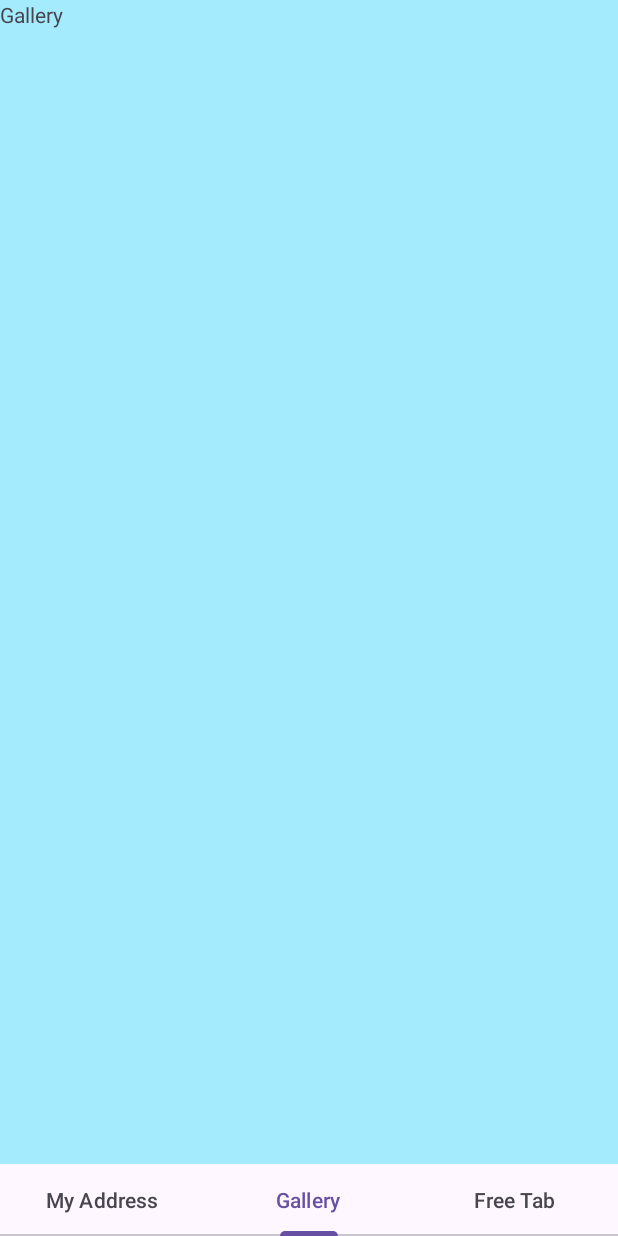
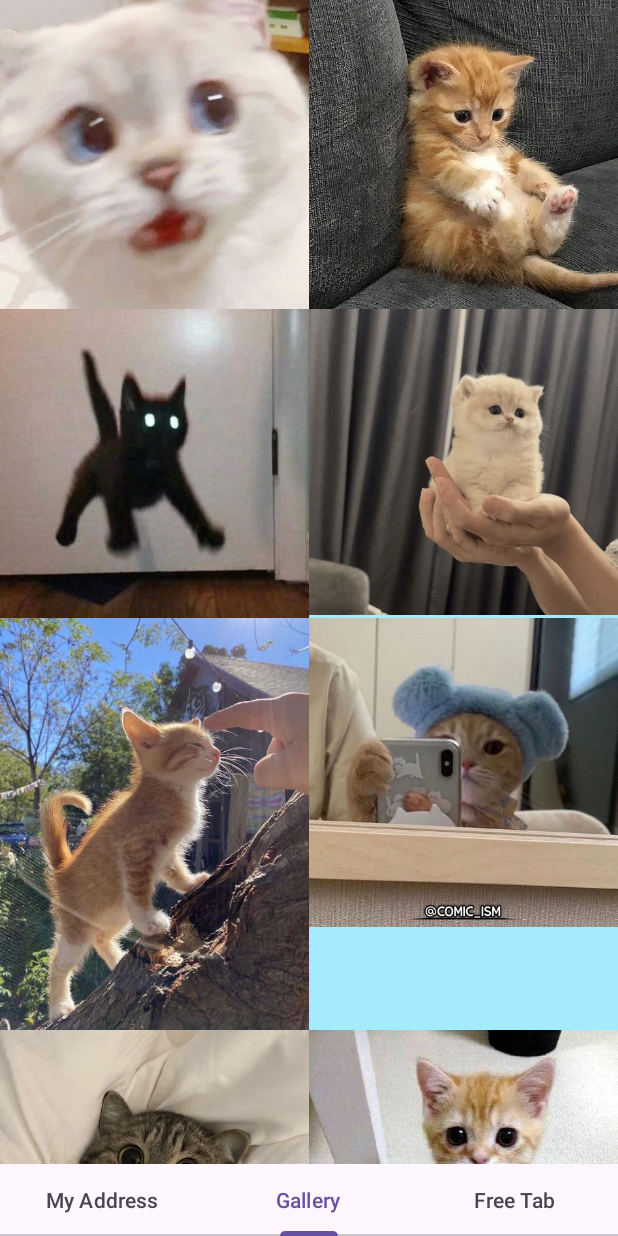
Before and after one commit to hyo-4/madcamp_week01, an Android app: the screen it shows after launch (MainActivity), item 2 of the bottom bar chosen, on a phone screen of 412 x 824 dp. Run offline under Robolectric (Android 15) with nearby library versions, the phone set to English and light mode, and no system bars.

Commit message:
gallery 추가2

```diff
--- a/app/build.gradle.kts
+++ b/app/build.gradle.kts
@@ -48,4 +48,5 @@ dependencies {
     testImplementation("junit:junit:4.13.2")
     androidTestImplementation("androidx.test.ext:junit:1.1.5")
     androidTestImplementation("androidx.test.espresso:espresso-core:3.5.1")
+    implementation("com.github.bumptech.glide:glide:4.11.0")
 }
--- a/app/src/main/java/com/example/madcamp_week01/Gallery.kt
+++ b/app/src/main/java/com/example/madcamp_week01/Gallery.kt
@@ -5,55 +5,29 @@ import androidx.fragment.app.Fragment
 import android.view.LayoutInflater
 import android.view.View
 import android.view.ViewGroup
+import androidx.recyclerview.widget.GridLayoutManager
+import androidx.recyclerview.widget.RecyclerView
 
 // TODO: Rename parameter arguments, choose names that match
 // the fragment initialization parameters, e.g. ARG_ITEM_NUMBER
-private const val ARG_PARAM1 = "param1"
-private const val ARG_PARAM2 = "param2"
 
-/**
- * A simple [Fragment] subclass.
- * Use the [Gallery.newInstance] factory method to
- * create an instance of this fragment.
- */
 class Gallery : Fragment() {
-    // TODO: Rename and change types of parameters
-    private var param1: String? = null
-    private var param2: String? = null
 
-    override fun onCreate(savedInstanceState: Bundle?) {
-        super.onCreate(savedInstanceState)
-        arguments?.let {
-            param1 = it.getString(ARG_PARAM1)
-            param2 = it.getString(ARG_PARAM2)
-        }
-    }
+    val imageList = listOf(R.drawable.img1, R.drawable.img2,R.drawable.img3,R.drawable.img4,R.drawable.img5,R.drawable.img6,R.drawable.img7,R.drawable.img8,R.drawable.img9,R.drawable.img10)
 
     override fun onCreateView(
         inflater: LayoutInflater, container: ViewGroup?,
         savedInstanceState: Bundle?
     ): View? {
         // Inflate the layout for this fragment
-        return inflater.inflate(R.layout.fragment_gallery, container, false)
+        val view = inflater.inflate(R.layout.fragment_gallery, container, false)
+        val recyclerView: RecyclerView = view.findViewById(R.id.recyclerView)
+        recyclerView.layoutManager = GridLayoutManager(requireContext(), 2)
+
+        val adapter = GalleryAdapter(imageList)
+        recyclerView.adapter = adapter
+
+        return view
     }
 
-    companion object {
-        /**
-         * Use this factory method to create a new instance of
-         * this fragment using the provided parameters.
-         *
-         * @param param1 Parameter 1.
-         * @param param2 Parameter 2.
-         * @return A new instance of fragment Gallery.
-         */
-        // TODO: Rename and change types and number of parameters
-        @JvmStatic
-        fun newInstance(param1: String, param2: String) =
-            Gallery().apply {
-                arguments = Bundle().apply {
-                    putString(ARG_PARAM1, param1)
-                    putString(ARG_PARAM2, param2)
-                }
-            }
-    }
 }
--- a/app/src/main/java/com/example/madcamp_week01/GalleryAdapter.kt
+++ b/app/src/main/java/com/example/madcamp_week01/GalleryAdapter.kt
@@ -1,4 +1,33 @@
 package com.example.madcamp_week01
 
-class GalleryAdapter {
+import android.view.LayoutInflater
+import android.view.View
+import android.view.ViewGroup
+import android.widget.ImageView
+import androidx.recyclerview.widget.RecyclerView
+import com.bumptech.glide.Glide
+
+class GalleryAdapter(private val imageList: List<Int>) :
+    RecyclerView.Adapter<GalleryAdapter.ImageViewHolder>() {
+
+    inner class ImageViewHolder(itemView: View) : RecyclerView.ViewHolder(itemView) {
+        val imageView: ImageView = itemView.findViewById(R.id.imageView)
+    }
+
+    override fun onCreateViewHolder(parent: ViewGroup, viewType: Int): ImageViewHolder {
+        val view = LayoutInflater.from(parent.context).inflate(R.layout.item_image, parent, false)
+        return ImageViewHolder(view)
+    }
+
+    override fun onBindViewHolder(holder: ImageViewHolder, position: Int) {
+        val imageUrl = imageList[position]
+
+        Glide.with(holder.itemView.context)
+            .load(imageUrl)
+            .into(holder.imageView)
+    }
+
+    override fun getItemCount(): Int {
+        return imageList.size
+    }
 }
--- a/app/src/main/res/layout/dialog.xml
+++ b/app/src/main/res/layout/dialog.xml
@@ -1,6 +1,6 @@
 <?xml version="1.0" encoding="utf-8"?>
 <androidx.constraintlayout.widget.ConstraintLayout xmlns:android="http://schemas.android.com/apk/res/android"
-             android:layout_width="match_parent"
-             android:layout_height="match_parent">
+    android:layout_width="match_parent"
+    android:layout_height="match_parent">
 
 </androidx.constraintlayout.widget.ConstraintLayout>
--- a/app/src/main/res/layout/fragment_gallery.xml
+++ b/app/src/main/res/layout/fragment_gallery.xml
@@ -12,4 +12,15 @@
         android:background="#A3EBFD"
         android:text="Gallery" />
 
+    <RelativeLayout xmlns:android="http://schemas.android.com/apk/res/android"
+        android:layout_width="match_parent"
+        android:layout_height="match_parent">
+
+        <androidx.recyclerview.widget.RecyclerView
+            android:id="@+id/recyclerView"
+            android:layout_width="match_parent"
+            android:layout_height="match_parent" />
+
+    </RelativeLayout>
+
 </FrameLayout>
--- a/app/src/main/res/layout/item_image.xml
+++ b/app/src/main/res/layout/item_image.xml
@@ -1,6 +1,13 @@
 <?xml version="1.0" encoding="utf-8"?>
-<androidx.constraintlayout.widget.ConstraintLayout xmlns:android="http://schemas.android.com/apk/res/android"
-             android:layout_width="match_parent"
-             android:layout_height="match_parent">
+<RelativeLayout xmlns:android="http://schemas.android.com/apk/res/android"
+    android:layout_width="match_parent"
+    android:layout_height="wrap_content">
 
-</androidx.constraintlayout.widget.ConstraintLayout>
+    <ImageView
+        android:id="@+id/imageView"
+        android:layout_width="match_parent"
+        android:layout_height="wrap_content"
+        android:adjustViewBounds="true"
+        android:scaleType="fitCenter" />
+
+</RelativeLayout>
```
Also changed, not shown: app/src/main/res/drawable/img1.jpeg (added), app/src/main/res/drawable/img10.jpeg (added), app/src/main/res/drawable/img2.jpeg (added), app/src/main/res/drawable/img3.jpeg (added), app/src/main/res/drawable/img4.jpeg (added), app/src/main/res/drawable/img5.jpeg (added), app/src/main/res/drawable/img6.jpeg (added), app/src/main/res/drawable/img7.jpeg (added), app/src/main/res/drawable/img8.jpeg (added), app/src/main/res/drawable/img9.jpeg (added).
